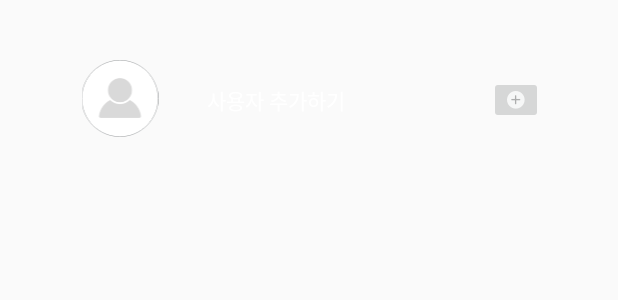
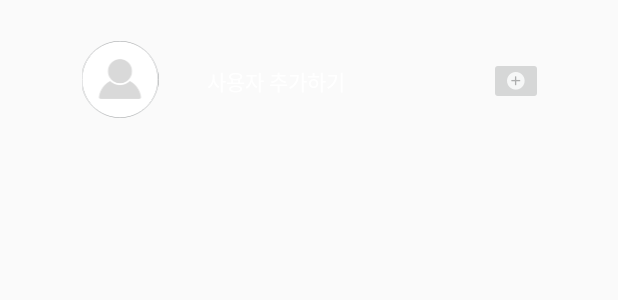
Before and after one commit to for-project-team/child-cycle-android, an Android app: the layout ui_user_list.xml on its own in the app's theme, with its tools: preview values and no code run, on a phone screen of 412 x 824 dp. Shown: the top 300 px of the screen. Run offline under Robolectric (Android 15) with nearby library versions, the phone set to English and light mode, and no system bars.

Commit message:
user list 변경

```diff
--- a/app/src/main/java/com/example/eunji/childcycle/MainActivity.java
+++ b/app/src/main/java/com/example/eunji/childcycle/MainActivity.java
@@ -86,13 +86,11 @@ public class MainActivity extends AppCompatActivity
 
         save_string = new ArrayList<String>();
 
-
         data.add(user1);
         data.add(user2);
         data.add(user3);
 
         user_listview.setAdapter(adapter);
-
 
 
         // 데이터 가져오기 완료 후 txtView에 출력
--- a/app/src/main/res/layout/ui_user_list.xml
+++ b/app/src/main/res/layout/ui_user_list.xml
@@ -1,15 +1,13 @@
 <?xml version="1.0" encoding="utf-8"?>
 <LinearLayout android:layout_weight="0.35"
-    android:paddingTop="@dimen/check_padding"
+    android:paddingTop="15dp"
     android:paddingRight="@dimen/check_padding2"
     android:paddingLeft="@dimen/check_padding2"
-    android:orientation="vertical"
     android:layout_width="match_parent"
     android:layout_height="wrap_content"
     xmlns:android="http://schemas.android.com/apk/res/android">
 
     <LinearLayout
-        android:orientation="horizontal"
         android:layout_width="match_parent"
         android:layout_height="wrap_content">
 
```
